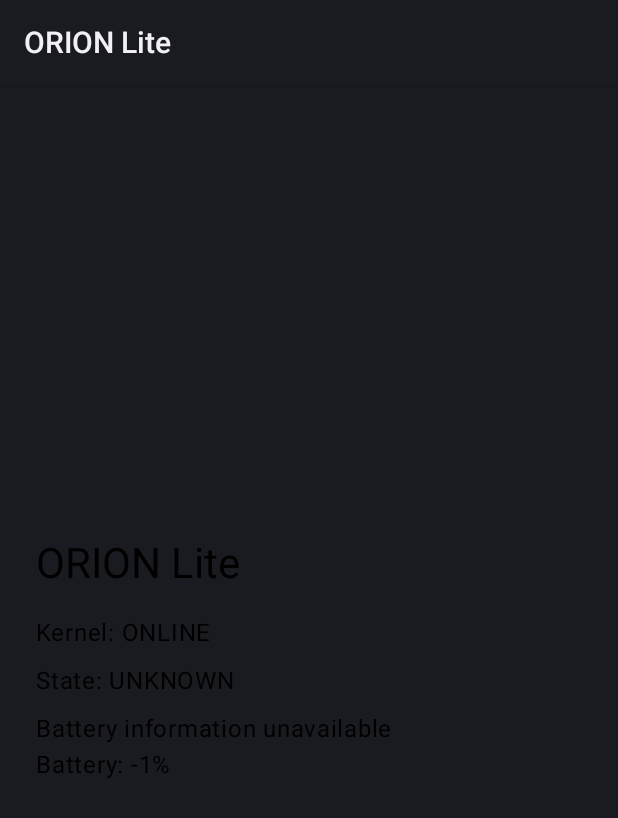
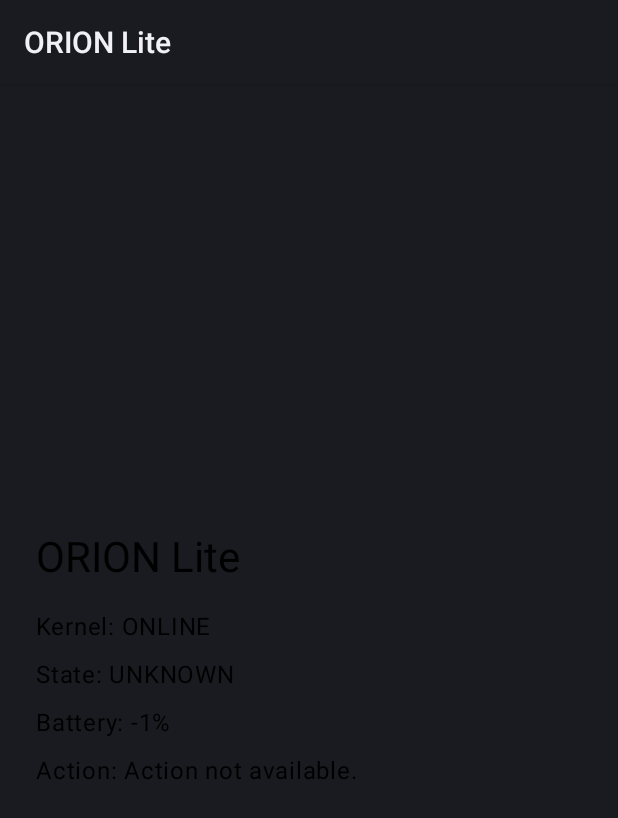
Before and after one commit to vikricahya64-alt/ORION-Lite., an Android app built with Jetpack Compose: the screen it shows after launch (MainActivity), on a phone screen of 412 x 824 dp. Shown: the top 818 px of the screen. Run offline under Robolectric (Android 15) with nearby library versions, the phone set to English and light mode, and no system bars.

Commit message:
feat: add ORION action execution layer

```diff
--- a/android/app/src/main/java/com/orion/lite/MainActivity.kt
+++ b/android/app/src/main/java/com/orion/lite/MainActivity.kt
@@ -9,9 +9,13 @@ import androidx.compose.foundation.layout.fillMaxSize
 import androidx.compose.foundation.layout.padding
 import androidx.compose.material3.MaterialTheme
 import androidx.compose.material3.Text
-import androidx.compose.runtime.*
+import androidx.compose.runtime.LaunchedEffect
+import androidx.compose.runtime.mutableStateOf
+import androidx.compose.runtime.remember
 import androidx.compose.ui.Modifier
 import androidx.compose.ui.unit.dp
+import com.orion.lite.orion.ActionExecutor
+import com.orion.lite.orion.ActionRouter
 import com.orion.lite.orion.DeviceMonitor
 import com.orion.lite.orion.OrionCore
 import com.orion.lite.orion.OrionKernel
@@ -24,20 +28,28 @@ class MainActivity : ComponentActivity() {
         val kernel = OrionKernel()
         val monitor = DeviceMonitor(this)
         val core = OrionCore()
+        val router = ActionRouter()
+        val executor = ActionExecutor()
 
         kernel.register("device_monitor", monitor)
         kernel.register("core", core)
+        kernel.register("action_router", router)
+        kernel.register("action_executor", executor)
 
         kernel.boot()
 
         setContent {
 
-            var state by remember {
+            var state = remember {
                 mutableStateOf("BOOTING")
             }
 
-            var message by remember {
-                mutableStateOf("ORION starting...")
+            var battery = remember {
+                mutableStateOf(-1)
+            }
+
+            var action = remember {
+                mutableStateOf("Starting...")
             }
 
             LaunchedEffect(Unit) {
@@ -46,10 +58,12 @@ class MainActivity : ComponentActivity() {
 
                 val device = monitor.read()
                 val decision = core.analyze(device)
+                val routedAction = router.route(decision)
+                val result = executor.execute(routedAction)
 
-                state = decision.state
-                message =
-                    "${decision.message}\nBattery: ${device.batteryPercent}%"
+                battery.value = device.batteryPercent
+                state.value = decision.state
+                action.value = result.message
             }
 
             MaterialTheme {
@@ -80,13 +94,19 @@ class MainActivity : ComponentActivity() {
                     )
 
                     Text(
-                        text = "State: $state",
+                        text = "State: ${state.value}",
                         modifier =
                             Modifier.padding(top = 8.dp)
                     )
 
                     Text(
-                        text = message,
+                        text = "Battery: ${battery.value}%",
+                        modifier =
+                            Modifier.padding(top = 8.dp)
+                    )
+
+                    Text(
+                        text = "Action: ${action.value}",
                         modifier =
                             Modifier.padding(top = 8.dp)
                     )
--- /dev/null
+++ b/android/app/src/main/java/com/orion/lite/orion/ActionExecutor.kt
@@ -0,0 +1,44 @@
+package com.orion.lite.orion
+
+data class ExecutionResult(
+    val actionId: String,
+    val executed: Boolean,
+    val message: String
+)
+
+class ActionExecutor {
+
+    fun execute(action: OrionAction): ExecutionResult {
+
+        return when (action.id) {
+
+            "LOW_POWER_NOTICE" ->
+                ExecutionResult(
+                    action.id,
+                    true,
+                    action.description
+                )
+
+            "BATTERY_ATTENTION" ->
+                ExecutionResult(
+                    action.id,
+                    true,
+                    action.description
+                )
+
+            "MONITOR" ->
+                ExecutionResult(
+                    action.id,
+                    true,
+                    action.description
+                )
+
+            else ->
+                ExecutionResult(
+                    action.id,
+                    false,
+                    "Action not available."
+                )
+        }
+    }
+}
--- /dev/null
+++ b/android/app/src/main/java/com/orion/lite/orion/ActionRouter.kt
@@ -0,0 +1,35 @@
+package com.orion.lite.orion
+
+data class OrionAction(
+    val id: String,
+    val description: String
+)
+
+class ActionRouter {
+
+    fun route(decision: OrionDecision): OrionAction {
+
+        return when (decision.state) {
+
+            "LOW_POWER" -> OrionAction(
+                id = "LOW_POWER_NOTICE",
+                description = "Battery is low. Reduce unnecessary activity."
+            )
+
+            "ATTENTION" -> OrionAction(
+                id = "BATTERY_ATTENTION",
+                description = "Battery level requires attention."
+            )
+
+            "NORMAL" -> OrionAction(
+                id = "MONITOR",
+                description = "Continue normal monitoring."
+            )
+
+            else -> OrionAction(
+                id = "UNKNOWN",
+                description = "Unable to determine required action."
+            )
+        }
+    }
+}
```
Also changed, not shown: 84 other files.
